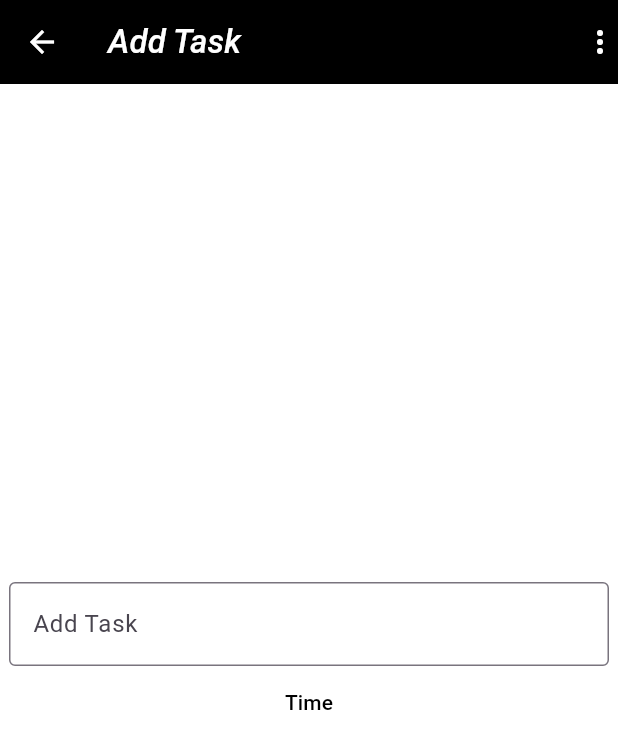
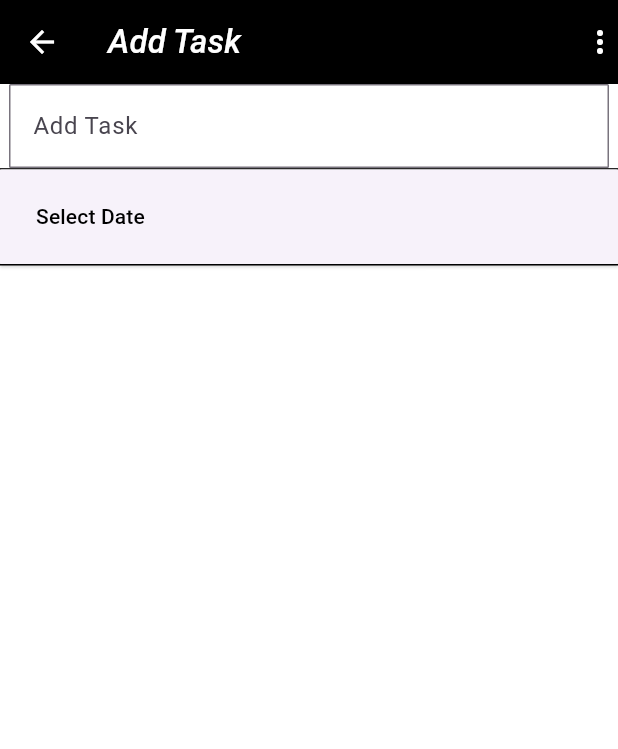
Before and after one commit to aswinsasky/AudibleAlerts, a Flutter app: the AddTaskPage screen opened directly, on a phone screen of 412 x 824 dp. Shown: the top 749 px of the screen. Run offline on Flutter 3.47's test engine with Material 3 defaults, Android fonts, the phone set to English and light mode, and no system bars.

Commit message:
Add ButtonRadius Style

```diff
--- /dev/null
+++ b/AudibleAlerts/audiblealerts/lib/elevated_radius.dart
@@ -0,0 +1,11 @@
+import 'package:flutter/cupertino.dart';
+
+class ElavatedRadius {
+  static OutlinedBorder elevatedRadius(double borradius) {
+    return RoundedRectangleBorder(
+      borderRadius: BorderRadius.all(
+        Radius.circular(borradius),
+      ),
+    );
+  }
+}
--- a/AudibleAlerts/audiblealerts/lib/input_fields.dart
+++ b/AudibleAlerts/audiblealerts/lib/input_fields.dart
@@ -1,5 +1,8 @@
+import 'dart:ui';
+import "package:audiblealerts/elevated_radius.dart";
 import 'package:flutter/cupertino.dart';
 import 'package:flutter/material.dart';
+import 'package:flutter/rendering.dart';
 import 'package:flutter/widgets.dart';
 
 class InputField extends StatefulWidget {
@@ -13,22 +16,33 @@ class InputField extends StatefulWidget {
 class _InputFieldState extends State<InputField> {
   @override
   Widget build(BuildContext context) {
-    return Center(
-      child: Column(
+    return Column(
       mainAxisSize: MainAxisSize.min,
       children: [
         const SizedBox(
           width: 400,
           child: TextField(
             decoration: InputDecoration(
-                border: OutlineInputBorder(),
+              border: OutlineInputBorder(
+                  borderRadius: BorderRadius.all(Radius.circular(1))),
               labelText: "Add Task",
             ),
           ),
         ),
-          SizedBox(
+        Container(
+          decoration: const BoxDecoration(
+            border: Border(
+              top: BorderSide(
+                  width: 1.0, color: Color.fromARGB(255, 40, 40, 40)),
+              bottom: BorderSide(width: 1.0),
+            ),
+          ),
+          height: 65,
           width: double.infinity,
-            child: TextButton(
+          child: ElevatedButton(
+            style: ElevatedButton.styleFrom(
+                alignment: Alignment.centerLeft,
+                shape: ElavatedRadius.elevatedRadius(1)),
             onPressed: () {
               showDatePicker(
                   context: context,
@@ -36,13 +50,12 @@ class _InputFieldState extends State<InputField> {
                   lastDate: DateTime(2100));
             },
             child: const Text(
-                "Time",
+              "Select Date",
               style: TextStyle(color: Colors.black),
             ),
           ),
         )
       ],
-      ),
     );
   }
 }
```
Lines whose indentation alone changed are shown as unchanged.
